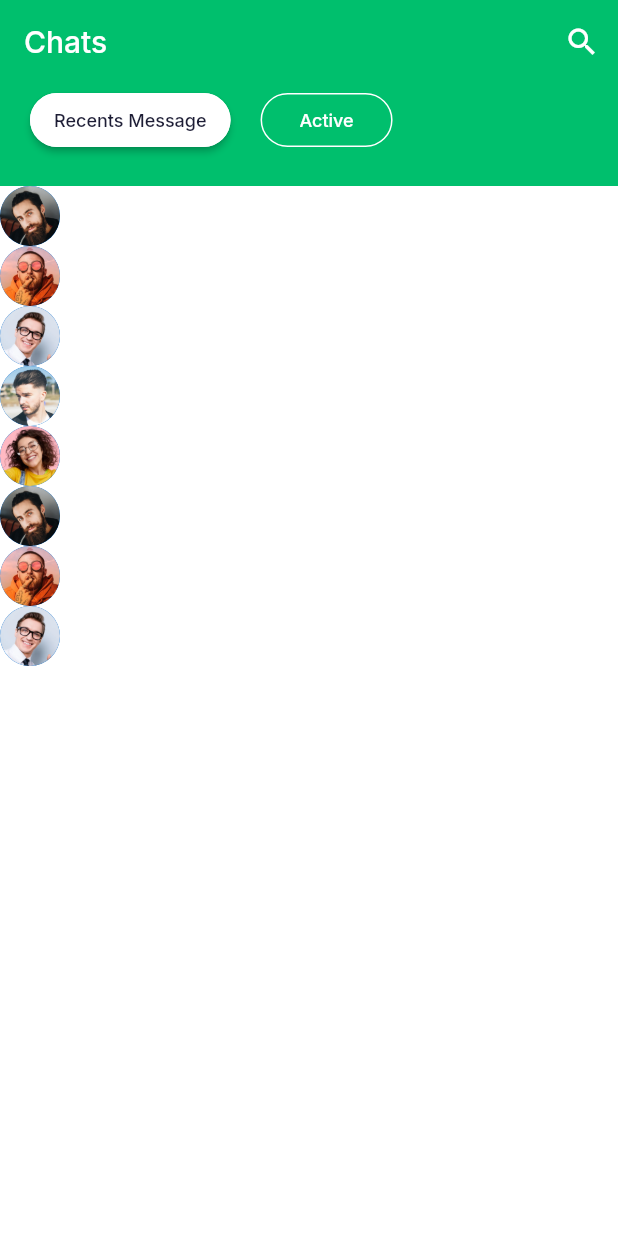
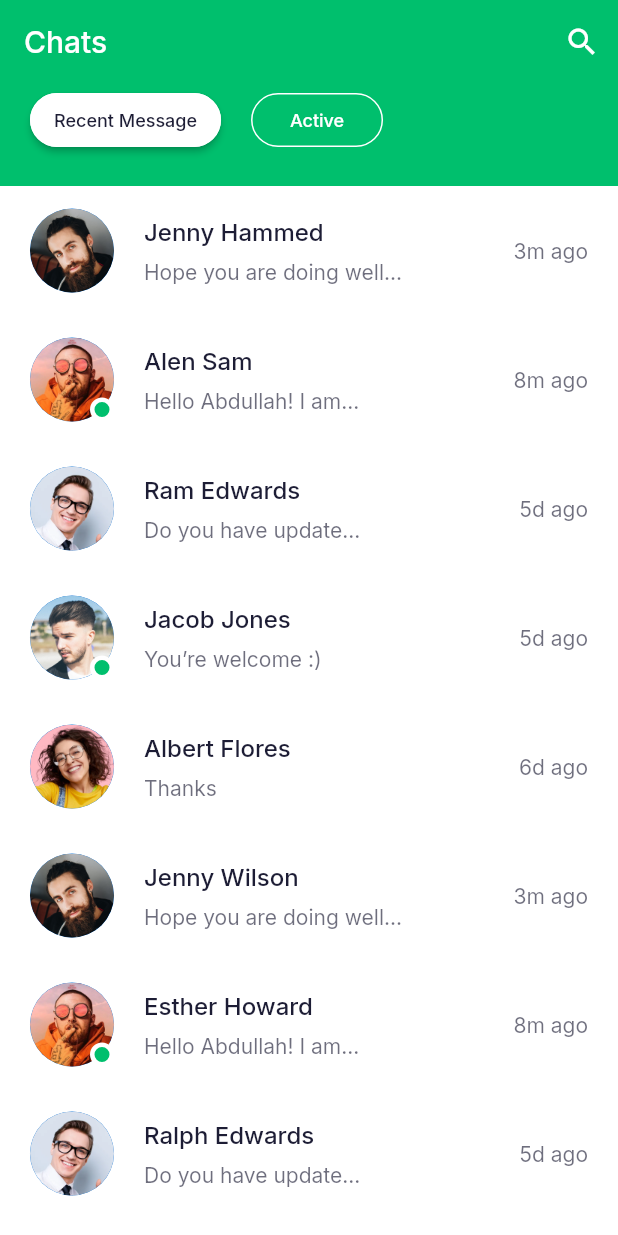
Before and after one commit to Soud-Haroon/Task_02, a Flutter app: the ChatScreen screen opened directly, on a phone screen of 412 x 824 dp. Run offline on Flutter 3.47's test engine with Material 2 defaults, Android fonts, the phone set to English and light mode, and no system bars; our stand-ins replace google_fonts.

Commit message:
chat card
added cards in different folder

```diff
--- /dev/null
+++ b/lib/Chat_Screen/Cards/Chat_Card.dart
@@ -0,0 +1,75 @@
+import 'package:flutter/material.dart';
+import 'package:task_blackwhite_02/chatData/Chat.dart';
+import '../../constColors.dart';
+
+class ChatCard extends StatelessWidget {
+  const ChatCard({
+    Key? key,
+    @required this.chat,
+    @required this.press,
+  }) : super(key: key);
+  final Chat? chat;
+  final VoidCallback? press;
+
+  @override
+  Widget build(BuildContext context) {
+    return InkWell(
+      onTap: press,
+      child: Padding(
+        padding: const EdgeInsets.symmetric(
+            horizontal: kDefaultPadding, vertical: kDefaultPadding * 0.75),
+        child: Row(
+          children: [
+            //----------------------------------------------------------------//
+            Stack(
+              children: [
+                CircleAvatar(
+                    radius: 28,
+                    backgroundImage: AssetImage(chat!.image.toString())),
+                if (chat!.isActive)
+                  Positioned(
+                    bottom: 0,
+                    right: 0,
+                    child: Container(
+                      height: 16,
+                      width: 16,
+                      decoration: BoxDecoration(
+                          color: PrimaryGreen,
+                          shape: BoxShape.circle,
+                          border: Border.all(
+                              color: Theme.of(context).scaffoldBackgroundColor,
+                              width: 3)),
+                    ),
+                  ),
+              ],
+            ),
+            //----------------------------------------------------------------//
+            Expanded(
+                child: Padding(
+              padding: const EdgeInsets.symmetric(horizontal: kDefaultPadding),
+              child: Column(
+                crossAxisAlignment: CrossAxisAlignment.start,
+                children: [
+                  //--------------------------------------------------------//
+                  Text(chat!.name.toString(),
+                      style:
+                          TextStyle(fontSize: 16, fontWeight: FontWeight.w500)),
+                  //----------------------------------------------------------//
+                  SizedBox(height: 9),
+                  //----------------------------------------------------------//
+                  Opacity(
+                      opacity: 0.64,
+                      child: Text(chat!.lastMessage.toString(),
+                          maxLines: 1, overflow: TextOverflow.ellipsis)),
+                  //----------------------------------------------------------//
+                ],
+              ),
+            )),
+            Opacity(opacity: 0.64, child: Text(chat!.time.toString())),
+            //---------------------------//
+          ],
+        ),
+      ),
+    );
+  }
+}
--- a/lib/Chat_Screen/Chat_Ui.dart
+++ b/lib/Chat_Screen/Chat_Ui.dart
@@ -1,5 +1,6 @@
 import 'package:flutter/material.dart';
 import 'package:task_blackwhite_02/Chat_Screen/Components/body.dart';
+import 'package:task_blackwhite_02/constColors.dart';
 
 class ChatScreen extends StatelessWidget {
   @override
@@ -15,6 +16,7 @@ class ChatScreen extends StatelessWidget {
       automaticallyImplyLeading: false,
       elevation: 0,
       title: Text('Chats'),
+      backgroundColor: PrimaryGreen,
       actions: [
         IconButton(
           onPressed: () {},
--- a/lib/Chat_Screen/Components/body.dart
+++ b/lib/Chat_Screen/Components/body.dart
@@ -1,4 +1,5 @@
 import 'package:flutter/material.dart';
+import 'package:task_blackwhite_02/Chat_Screen/Cards/Chat_Card.dart';
 import 'package:task_blackwhite_02/My_Buttons/Filloutline_Button.dart';
 import 'package:task_blackwhite_02/chatData/Chat.dart';
 import 'package:task_blackwhite_02/constColors.dart';
@@ -14,7 +15,7 @@ class MainBody extends StatelessWidget {
           color: PrimaryGreen,
           child: Row(
             children: [
-              FillOutlineButton(press: () {}, text: 'Recents Message'),
+              FillOutlineButton(press: () {}, text: 'Recent Message'),
               SizedBox(width: kDefaultPadding),
               FillOutlineButton(press: () {}, text: 'Active', isFilled: false),
             ],
@@ -23,27 +24,11 @@ class MainBody extends StatelessWidget {
         Expanded(
             child: ListView.builder(
                 itemCount: chatsData.length,
-                itemBuilder: (context, index) => ChatCard(chat: chatsData[index],))),
+                itemBuilder: (context, index) => ChatCard(
+                      chat: chatsData[index],
+                      press: () {},
+                    ))),
       ],
     );
   }
 }
-
-class ChatCard extends StatelessWidget {
-  const ChatCard({
-    Key? key,
-    this.chat,
-  }) : super(key: key);
-  final Chat? chat;
-
-  @override
-  Widget build(BuildContext context) {
-    return Row(
-      children: [
-        CircleAvatar(
-          backgroundImage: AssetImage(chat!.image.toString()),
-        ),
-      ],
-    );
-  }
-}
--- a/lib/chatData/Chat.dart
+++ b/lib/chatData/Chat.dart
@@ -1,13 +1,13 @@
 class Chat {
   final String? name, lastMessage, image, time;
-  final bool? isActive;
+  final bool isActive;
 
   Chat({
     this.name,
     this.lastMessage,
     this.image,
     this.time,
-    this.isActive,
+    required this.isActive,
   });
 }
 
```
